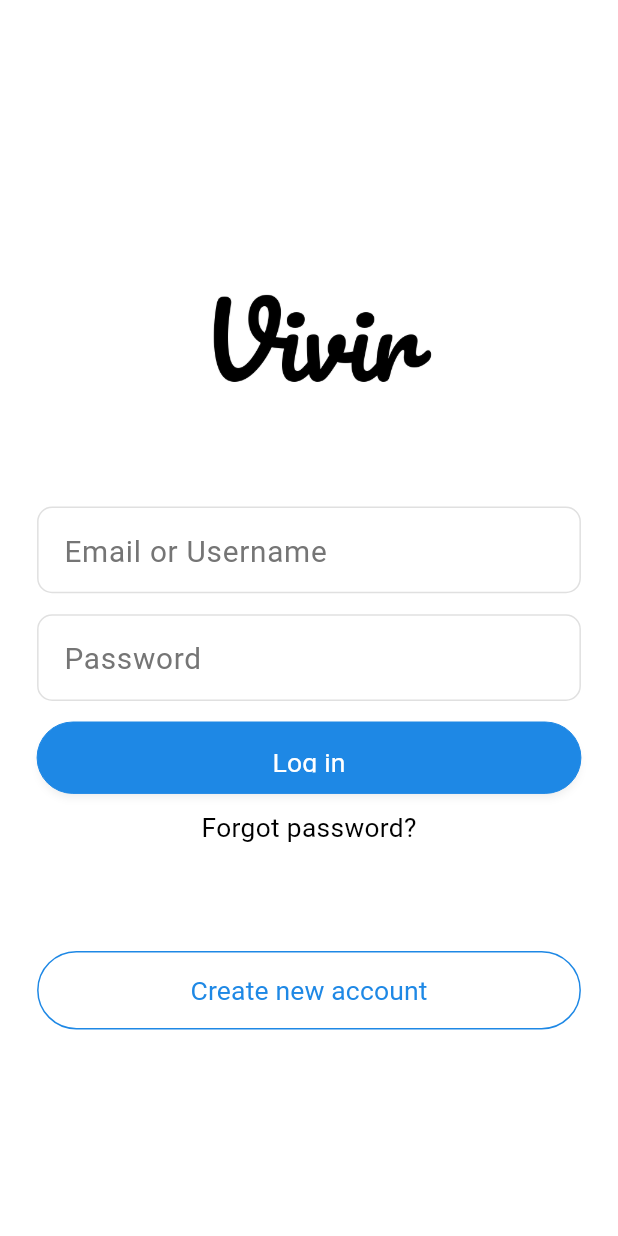
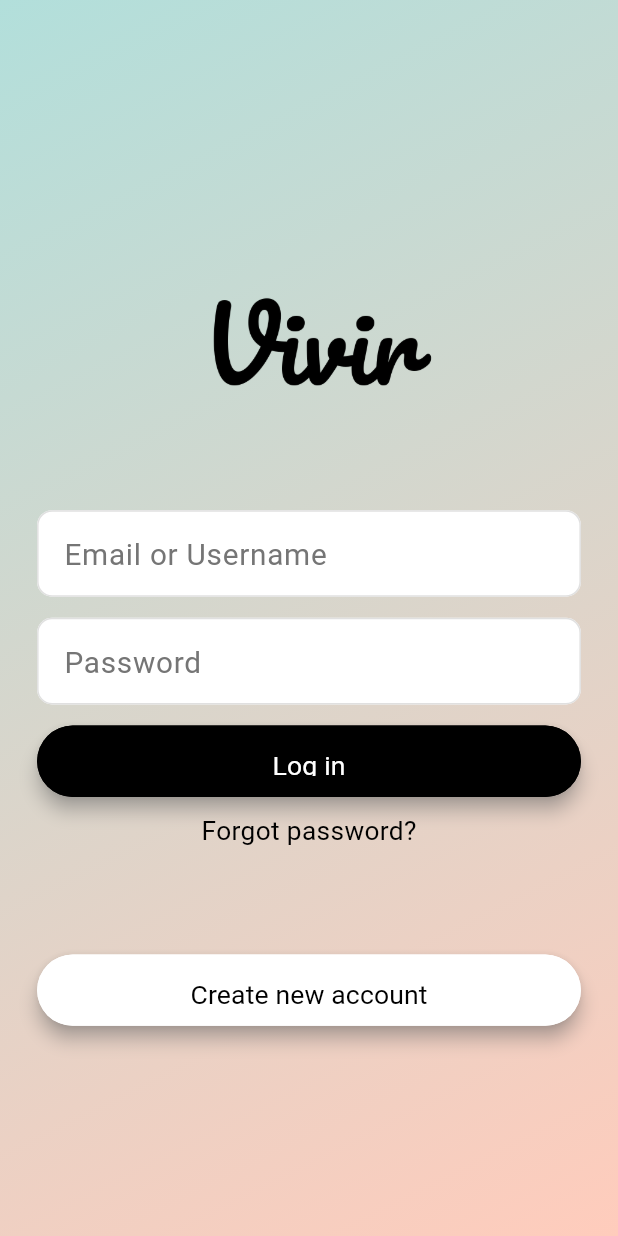
Before and after one commit to RuhmaAnwar/flutter-instagram-clone, a Flutter app: the screen it shows after launch, on a phone screen of 412 x 824 dp. Run offline on Flutter 3.47's test engine with Material 3 defaults, Android fonts, the phone set to English and light mode, and no system bars; our stand-ins replace firebase_auth, firebase_core; accounts and stored records are empty.

Commit message:
Added gradient and colors file, made sub-folders

```diff
--- /dev/null
+++ b/lib/assets/app_colors.dart
@@ -0,0 +1,27 @@
+import 'package:flutter/material.dart';
+
+class AppColors {
+  // Base colors
+  static const Color teal = Color(0xFF006262);
+  static const Color coral = Color(0xFFFF7F50);
+
+  // Lighter gradient (for backgrounds)
+  static const LinearGradient primaryGradientLight = LinearGradient(
+    colors: [
+    Color(0xFFB2DFDB), // Much lighter teal
+    Color(0xFFFFCCBC), // Much lighter coral
+    ],
+    begin: Alignment.topLeft,
+    end: Alignment.bottomRight,
+  );
+
+  // Darker gradient (for buttons, accents)
+  static const LinearGradient primaryGradientDark = LinearGradient(
+    colors: [
+      Color(0xFF004747), // Darker teal
+      Color(0xFFE55C30), // Darker coral
+    ],
+    begin: Alignment.topLeft,
+    end: Alignment.bottomRight,
+  );
+}
--- /dev/null
+++ b/lib/authentication/login_page.dart
@@ -0,0 +1,112 @@
+import 'package:flutter/material.dart';
+import '../custom_widgets/insta_textfield.dart';
+import '../custom_widgets/insta_button.dart';
+import 'package:firebase_auth/firebase_auth.dart';
+import '../assets/app_colors.dart';
+
+class LoginPage extends StatefulWidget{
+  const LoginPage({Key? key}) : super(key: key);
+
+  @override
+  State<LoginPage> createState() => _LoginPageState();
+}
+
+class _LoginPageState extends State<LoginPage> {
+
+  //text controllers
+  final TextEditingController _emailController = TextEditingController();
+  final TextEditingController _passwordController = TextEditingController();
+
+  Future logIn() async {
+    await FirebaseAuth.instance.signInWithEmailAndPassword(
+      email: _emailController.text.trim(),
+      password: _passwordController.text.trim(),
+    );
+  }
+
+  @override
+
+  void dispose() {
+    _emailController.dispose();
+    _passwordController.dispose();
+    super.dispose();
+  }
+  @override
+  Widget build(BuildContext context) {
+    double screenWidth = MediaQuery.of(context).size.width;
+    double screenHeight = MediaQuery.of(context).size.height;
+
+    return Scaffold(
+      body: Container(
+      decoration: BoxDecoration(
+      gradient: AppColors.primaryGradientLight, // Your lighter gradient
+    ),
+        child: SafeArea(
+          child: Center(
+            child: SingleChildScrollView(
+              child: Column(
+                mainAxisAlignment: MainAxisAlignment.center,
+                children: [
+                  // vivir icon
+                  Image.asset('lib/assets/images/vivir_icon.png',
+                    height: 200,
+                    scale: 2.5,),
+
+                  //email / username textfield
+                  InstaTextField(
+                    controller: _emailController,
+                    hintText: 'Email or Username',
+                  ),
+                  SizedBox(height: 10),
+
+                  //password textfield
+                  InstaTextField(
+                    controller: _passwordController,
+                    hintText: 'Password',
+                    obscureText: true,
+                  ),
+                  SizedBox(height: 10),
+
+                  //login button
+                  InstaButton(
+                    text: "Log in",
+                    isFilled: true,
+                    onPressed: () {
+                      logIn();
+                    },
+                  ),
+                  SizedBox(height: 10),
+
+                  //forgot password
+                  GestureDetector(
+                    onTap: () {
+                      //Forgot Password Screen
+                    },
+                    child: Text(
+                      "Forgot password?",
+                      style: TextStyle(
+                        color: Colors.black,
+                        fontSize: (screenWidth * 0.039 + screenHeight * 0.023) / 2,
+                      ),
+                    ),
+                  ),
+                  SizedBox(height: 70),
+                  InstaButton(
+                    text: "Create new account",
+                    isFilled: false,
+                    onPressed: () {
+                    },
+                  )
+
+
+                  //sign in button
+                  // create new account
+                ],
+              ),
+            ),
+          ),
+        ),
+      )
+    );
+  }
+}
--- /dev/null
+++ b/lib/custom_widgets/insta_button.dart
@@ -0,0 +1,56 @@
+import 'package:flutter/material.dart';
+
+class InstaButton extends StatelessWidget {
+  final String text;
+  final VoidCallback onPressed;
+  final bool isFilled;
+
+  const InstaButton({
+    Key? key,
+    required this.text,
+    required this.onPressed,
+    this.isFilled = true,
+  }) : super(key: key);
+
+  @override
+  Widget build(BuildContext context) {
+    double screenWidth = MediaQuery.of(context).size.width;
+    double screenHeight = MediaQuery.of(context).size.height;
+
+    double buttonWidth = screenHeight * 0.12 + screenWidth * 0.64;
+    double buttonHeight = (screenHeight * 0.057 + screenWidth * 0.117) / 2;
+    double fontSize = (screenWidth * 0.04 + screenHeight * 0.023) / 2;
+
+    return SizedBox(
+      height: buttonHeight,
+      width: buttonWidth,
+      child: PhysicalModel(
+        color: isFilled ? Colors.black : Colors.white,
+        // ignore: deprecated_member_use
+        shadowColor: Colors.grey,
+        elevation: 5, // More elevation = more 3D
+        borderRadius: BorderRadius.circular(30),
+        child: ElevatedButton(
+          onPressed: onPressed,
+          style: ElevatedButton.styleFrom(
+            backgroundColor: isFilled ? Colors.black : Colors.white,
+            foregroundColor: isFilled ? Colors.white : Colors.black,
+            shape: RoundedRectangleBorder(
+              borderRadius: BorderRadius.circular(30),
+            ),
+            elevation: 0, // Use PhysicalModel's elevation instead
+            padding: const EdgeInsets.symmetric(vertical: 14),
+            shadowColor: Colors.grey, // shadow comes from PhysicalModel
+          ),
+          child: Text(
+            text,
+            style: TextStyle(
+              fontSize: fontSize,
+              fontWeight: FontWeight.normal,
+            ),
+          ),
+        ),
+      ),
+    );
+  }
+}
--- a/lib/home_page.dart
+++ b/lib/home_page.dart
@@ -1,6 +1,6 @@
 import 'package:firebase_auth/firebase_auth.dart';
 import 'package:flutter/material.dart';
-import 'package:flutter_instagram_clone/insta_button.dart';
+import 'package:flutter_instagram_clone/custom_widgets/insta_button.dart';
 
 class HomePage extends StatefulWidget {
   const HomePage({super.key});
--- a/lib/insta_button.dart
+++ /dev/null
@@ -1,50 +0,0 @@
-// this has 2 buttons in one. use as needed by making the isFilled true or false
-import 'package:flutter/material.dart';
-
-class InstaButton extends StatelessWidget {
-  final String text;
-  final VoidCallback onPressed;
-  final bool isFilled; // true for login, false for create account
-
-  const InstaButton({
-    Key? key,
-    required this.text,
-    required this.onPressed,
-    this.isFilled = true, // Default is filled (like Log in button on homescreen)
-  }) : super(key: key);
-
-  @override
-  Widget build(BuildContext context) {
-    double screenWidth = MediaQuery.of(context).size.width;
-    double screenHeight = MediaQuery.of(context).size.height;
-
-     // Combines both
-    double buttonWidth = screenHeight * 0.12 + screenWidth * 0.64; // Default 85% of width
-    double buttonHeight = (screenHeight * 0.057 + screenWidth * 0.117) / 2; // Uses both
-
-    double fontSize = (screenWidth * 0.04 + screenHeight * 0.023) / 2;
-
-    return SizedBox(
-      height: isFilled? buttonHeight : buttonHeight * 1.1,
-      width: buttonWidth,
-      child: ElevatedButton(
-        onPressed: onPressed,
-        style: ElevatedButton.styleFrom(
-          backgroundColor: isFilled ? Colors.blue[600] : Colors.white, // Filled or not
-          foregroundColor: isFilled ? Colors.white : Colors.blue[600], // Text color
-          side: BorderSide(color: Colors.blue.shade600, width: isFilled ? 0 : 1), // Border for outlined button
-          shape: RoundedRectangleBorder(
-            borderRadius: BorderRadius.circular(30), // Rounded shape
-          ),
-          padding: EdgeInsets.symmetric(vertical: 14),
-          elevation: isFilled ? 2 : 0, // Remove shadow when outlined
-          shadowColor: isFilled ? Colors.black26 : Colors.transparent, // No shadow for outlined button
-        ),
-        child: Text(
-          text,
-          style: TextStyle(fontSize: fontSize, fontWeight: FontWeight.normal),
-        ),
-      ),
-    );
-  }
-}
--- a/lib/login_page.dart
+++ /dev/null
@@ -1,107 +0,0 @@
-import 'package:flutter/material.dart';
-import 'insta_textfield.dart';
-import 'insta_button.dart';
-import 'package:firebase_auth/firebase_auth.dart';
-
-class LoginPage extends StatefulWidget{
-  const LoginPage({Key? key}) : super(key: key);
-
-  @override
-  State<LoginPage> createState() => _LoginPageState();
-}
-
-class _LoginPageState extends State<LoginPage> {
-
-  //text controllers
-  final TextEditingController _emailController = TextEditingController();
-  final TextEditingController _passwordController = TextEditingController();
-
-  Future logIn() async {
-    await FirebaseAuth.instance.signInWithEmailAndPassword(
-      email: _emailController.text.trim(),
-      password: _passwordController.text.trim(),
-    );
-  }
-
-  @override
-
-  void dispose() {
-    _emailController.dispose();
-    _passwordController.dispose();
-    super.dispose();
-  }
-  @override
-  Widget build(BuildContext context) {
-    double screenWidth = MediaQuery.of(context).size.width;
-    double screenHeight = MediaQuery.of(context).size.height;
-
-    return Scaffold(
-      backgroundColor: Colors.white,
-      body: SafeArea(
-        child: Center(
-          child: SingleChildScrollView(
-            child: Column(
-              mainAxisAlignment: MainAxisAlignment.center,
-              children: [
-                // vivir icon
-                Image.asset('lib/assets/images/vivir_icon.png',
-                  height: 200,
-                  scale: 2.5,),
-
-                //email / username textfield
-                InstaTextField(
-                  controller: _emailController,
-                  hintText: 'Email or Username',
-                ),
-                SizedBox(height: 10),
-
-                //password textfield
-                InstaTextField(
-                  controller: _passwordController,
-                  hintText: 'Password',
-                  obscureText: true,
-                ),
-                SizedBox(height: 10),
-
-                //login button
-                InstaButton(
-                  text: "Log in",
-                  isFilled: true,
-                  onPressed: () {
-                    logIn();
-                  },
-                ),
-                SizedBox(height: 10),
-
-                //forgot password
-                GestureDetector(
-                  onTap: () {
-                    //Forgot Password Screen
-                  },
-                  child: Text(
-                    "Forgot password?",
-                    style: TextStyle(
-                      color: Colors.black,
-                      fontSize: (screenWidth * 0.039 + screenHeight * 0.023) / 2,
-                    ),
-                  ),
-                ),
-                SizedBox(height: 70),
-                InstaButton(
-                  text: "Create new account",
-                  isFilled: false,
-                  onPressed: () {
-                  },
-                )
-
-
-                //sign in button
-                // create new account
-              ],
-            ),
-          ),
-        ),
-      )
-    );
-  }
-}
--- a/lib/main_page.dart
+++ b/lib/main_page.dart
@@ -1,6 +1,6 @@
 import 'package:flutter/material.dart';
 import 'package:firebase_auth/firebase_auth.dart';
-import 'login_page.dart';
+import 'authentication/login_page.dart';
 import 'home_page.dart';
 
 class MainPage extends StatelessWidget {
```
Also changed, not shown: lib/custom_widgets/insta_textfield.dart (renamed from lib/insta_textfield.dart).
